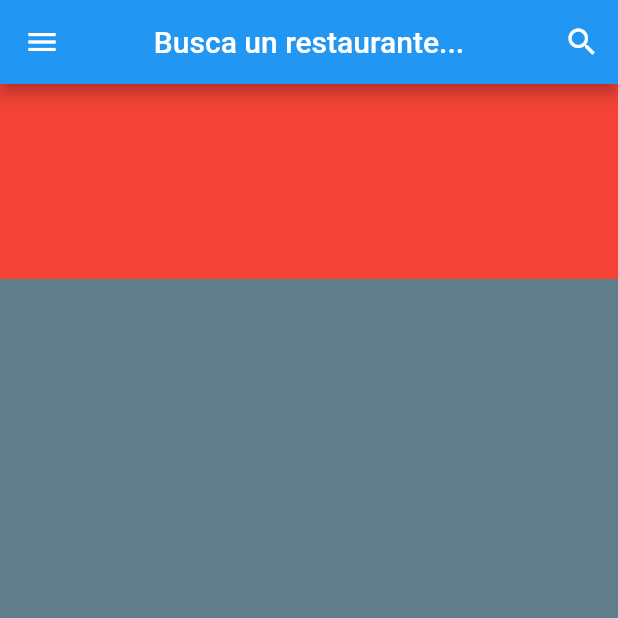
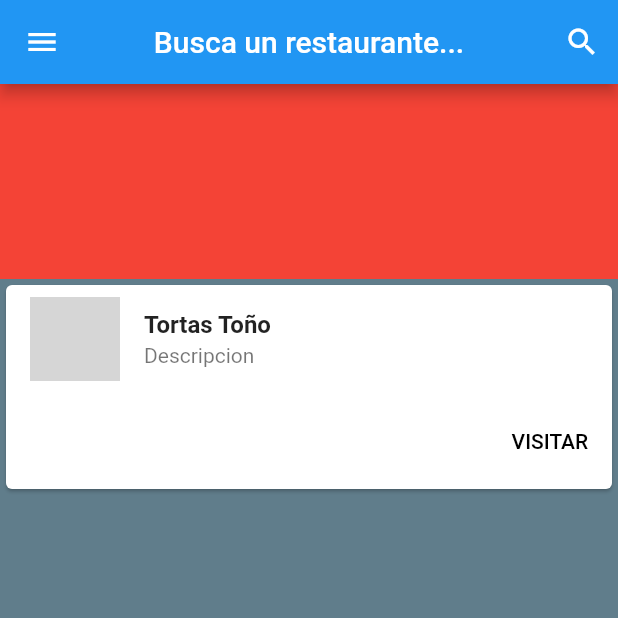
Before and after one commit to KenetGaona115/Proyecto_Moviles, a Flutter app: the Home screen opened directly, on a phone screen of 412 x 824 dp, the top half of it. Run offline on Flutter 3.47's test engine with Material 2 defaults, Android fonts, the light colour scheme and no system bars; network calls fail; grey boxes are pictures that could not be loaded.

Commit message:
Correccion de errores

```diff
--- a/proyecto_final_moviles/lib/Home/home.dart
+++ b/proyecto_final_moviles/lib/Home/home.dart
@@ -17,13 +17,54 @@ class _HomeState extends State<Home> {
     return Scaffold(
       backgroundColor: Back_Color,
       appBar: menu,
-      drawer:MenuLateral(),
+      drawer: MenuLateral(),
       body: Column(
         children: <Widget>[
           Container(
             height: 130,
             color: Colors.red,
           ),
+          Column(
+            children: <Widget>[
+              ListView.builder(
+                shrinkWrap: true,
+                itemCount: 1,
+                itemBuilder: (BuildContext context, int index) {
+                  return Center(
+                    child: Card(
+                      child: Column(
+                        mainAxisSize: MainAxisSize.min,
+                        children: <Widget>[
+                          const ListTile(
+                            leading: CircleAvatar(
+                              radius: 30,
+                              backgroundImage: NetworkImage('https://image.winudf.com/v2/image/Y29tLm9uZXppbmUuY2FybHNqcl9pY29uXzE1MDM5NTk4ODlfMDc4/icon.png?w=170&fakeurl=1'),
+                            ),
+                            title: Text(
+                              'Tortas Toño',
+                              style: TextStyle(
+                                fontWeight: FontWeight.bold
+                              ),
+                            ),
+                            subtitle: Text(
+                                'Descripcion'),
+                          ),
+                          ButtonBar(
+                            children: <Widget>[
+                              FlatButton(
+                                child: const Text('VISITAR'),
+                                onPressed: () {/* ... */},
+                              ),
+                            ],
+                          ),
+                        ],
+                      ),
+                    ),
+                  );
+                },
+              ),
+            ],
+          )
         ],
       ),
     );
--- a/proyecto_final_moviles/lib/Pago/pago.dart
+++ b/proyecto_final_moviles/lib/Pago/pago.dart
@@ -16,7 +16,13 @@ class _PaymentState extends State<Payment> {
       ),
       body: Column(
         children: <Widget>[
-          Text("data")
+          Card(
+            child: Row(
+              children: <Widget>[
+                Text("")
+              ],
+            ),
+          ),
         ],
       ),
     );
--- a/proyecto_final_moviles/lib/main.dart
+++ b/proyecto_final_moviles/lib/main.dart
@@ -1,5 +1,7 @@
 import 'package:flutter/material.dart';
 import 'package:proyecto_final_moviles/Home/home.dart';
+import 'package:proyecto_final_moviles/Pago/met_pagos.dart';
+import 'package:proyecto_final_moviles/Pago/pago.dart';
 import 'package:proyecto_final_moviles/sscreen.dart';
 
 void main() => runApp(MyApp());
@@ -10,7 +12,7 @@ class MyApp extends StatelessWidget {
     return MaterialApp(
       title: 'Material App',
       home: Scaffold(
-        body: SplashScreen(),
+        body: Home(),
       ),
     );
   }
```
Also changed, not shown: proyecto_final_moviles/lib/Tienda/tienda.dart (line endings or trailing spaces).
